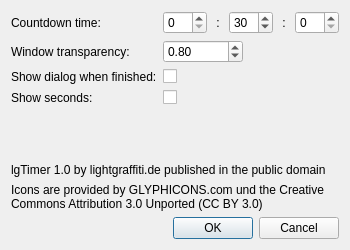
This is settings.ui in terman110/lgTimer as Qt 5 draws it before an edit. The edited form follows.
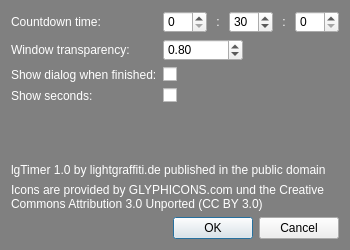
This is the edited form.

```diff
--- a/settings.ui
+++ b/settings.ui
@@ -26,7 +26,19 @@
    </size>
   </property>
   <property name="windowTitle">
-   <string>Timer Settings</string>
+   <string>Settings</string>
+  </property>
+  <property name="windowOpacity">
+   <double>0.900000000000000</double>
+  </property>
+  <property name="styleSheet">
+   <string notr="true">QDialog{
+	background: rgb( 128, 128, 128);
+}
+
+QLabel{
+	color: rgb(255, 255, 255);
+}</string>
   </property>
   <property name="modal">
    <bool>true</bool>
```
